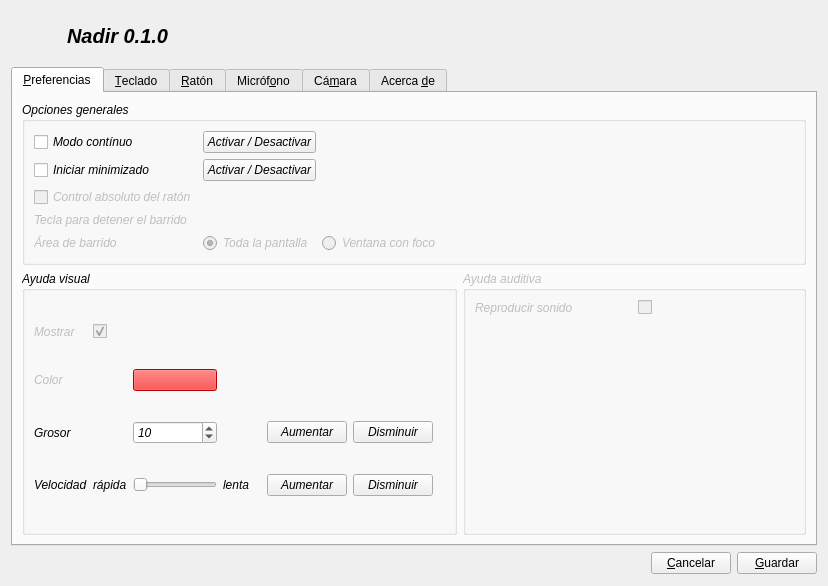
Old version of the form confWidget.ui in the repository rfernandezfranco/nadir.
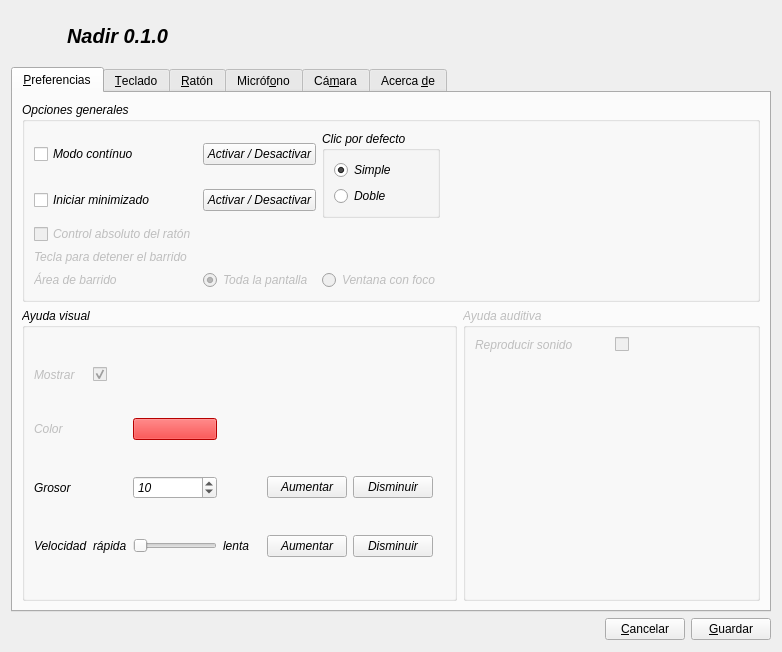
New version of the form. Icons and pictures are not drawn.

Commit message: Integration of Virtual class in Grabber class

What changed in the file:
```diff
--- a/confWidget.ui
+++ b/confWidget.ui
@@ -5,8 +5,8 @@
    <rect>
     <x>0</x>
     <y>0</y>
-    <width>828</width>
-    <height>586</height>
+    <width>782</width>
+    <height>652</height>
    </rect>
   </property>
   <property name="windowTitle" >
@@ -174,7 +174,7 @@
             </property>
            </widget>
           </item>
-          <item row="5" column="2" >
+          <item row="5" column="3" >
            <widget class="QRadioButton" name="radioButton_2" >
             <property name="enabled" >
              <bool>false</bool>
@@ -184,7 +184,7 @@
             </property>
            </widget>
           </item>
-          <item row="5" column="3" >
+          <item row="5" column="4" >
            <spacer name="horizontalSpacer_3" >
             <property name="orientation" >
              <enum>Qt::Horizontal</enum>
@@ -241,6 +241,32 @@
             </property>
            </widget>
           </item>
+          <item rowspan="2" row="1" column="3" >
+           <widget class="QGroupBox" name="groupBox_4" >
+            <property name="title" >
+             <string>Clic por defecto</string>
+            </property>
+            <layout class="QVBoxLayout" name="verticalLayout" >
+             <item>
+              <widget class="QRadioButton" name="simpleClickBox" >
+               <property name="text" >
+                <string>Simple</string>
+               </property>
+               <property name="checked" >
+                <bool>true</bool>
+               </property>
+              </widget>
+             </item>
+             <item>
+              <widget class="QRadioButton" name="doubleClickBox" >
+               <property name="text" >
+                <string>Doble</string>
+               </property>
+              </widget>
+             </item>
+            </layout>
+           </widget>
+          </item>
          </layout>
          <zorder>label_18</zorder>
          <zorder>label_19</zorder>
```
Left out of the diff: 4 changed lines with no effect on the pictures. The commit also changes 8 other files.
